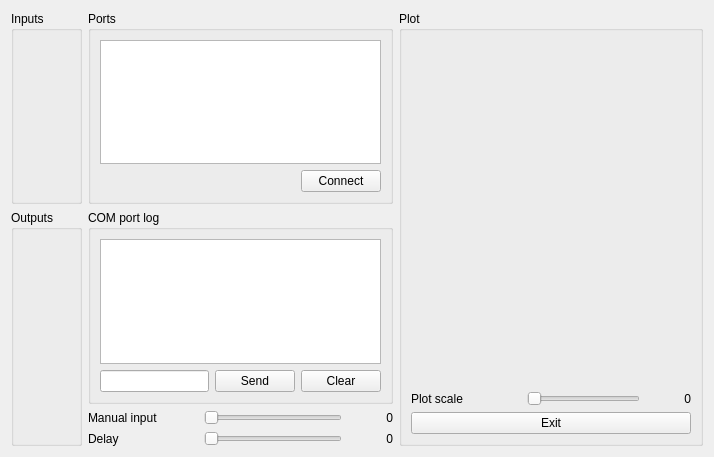
This is Plugins/Views/ExperimentControlView/form.ui in kee-reel/PLAG as Qt 5 draws it before an edit. The edited form follows.
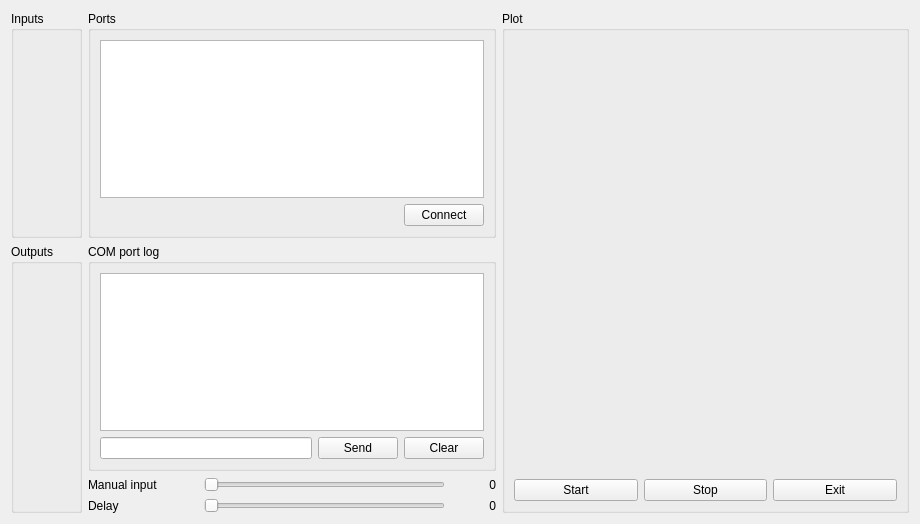
This is the edited form. Custom widgets are drawn as their Qt base class.

Patch:
```diff
--- a/Plugins/Views/ExperimentControlView/form.ui
+++ b/Plugins/Views/ExperimentControlView/form.ui
@@ -6,8 +6,8 @@
    <rect>
     <x>0</x>
     <y>0</y>
-    <width>714</width>
-    <height>457</height>
+    <width>920</width>
+    <height>524</height>
    </rect>
   </property>
   <property name="windowTitle">
@@ -200,7 +200,7 @@
        </property>
        <layout class="QVBoxLayout" name="verticalLayout_4">
         <item>
-         <widget class="QCustomPlot" name="customPlot" native="true">
+         <widget class="QChartView" name="dataChartView" native="true">
           <property name="sizePolicy">
            <sizepolicy hsizetype="Expanding" vsizetype="Expanding">
             <horstretch>0</horstretch>
@@ -210,55 +210,30 @@
          </widget>
         </item>
         <item>
-         <layout class="QHBoxLayout" name="horizontalLayout_6">
+         <layout class="QHBoxLayout" name="horizontalLayout_3">
           <item>
-           <widget class="QLabel" name="label_5">
-            <property name="minimumSize">
-             <size>
-              <width>110</width>
-              <height>0</height>
-             </size>
-            </property>
+           <widget class="QPushButton" name="buttonStart">
             <property name="text">
-             <string>Plot scale</string>
+             <string>Start</string>
             </property>
            </widget>
           </item>
           <item>
-           <widget class="QSlider" name="horizontalPlotScroll">
-            <property name="maximum">
-             <number>100</number>
+           <widget class="QPushButton" name="buttonStop">
+            <property name="text">
+             <string>Stop</string>
             </property>
-            <property name="orientation">
-             <enum>Qt::Horizontal</enum>
-            </property>
            </widget>
           </item>
           <item>
-           <widget class="QLabel" name="label_6">
-            <property name="minimumSize">
-             <size>
-              <width>45</width>
-              <height>0</height>
-             </size>
-            </property>
+           <widget class="QPushButton" name="buttonExit">
             <property name="text">
-             <string>0</string>
-            </property>
-            <property name="alignment">
-             <set>Qt::AlignRight|Qt::AlignTrailing|Qt::AlignVCenter</set>
+             <string>Exit</string>
             </property>
            </widget>
           </item>
          </layout>
         </item>
-        <item>
-         <widget class="QPushButton" name="buttonExit">
-          <property name="text">
-           <string>Exit</string>
-          </property>
-         </widget>
-        </item>
        </layout>
       </widget>
      </item>
@@ -268,9 +243,9 @@
  </widget>
  <customwidgets>
   <customwidget>
-   <class>QCustomPlot</class>
+   <class>QChartView</class>
    <extends>QWidget</extends>
-   <header>qcustomplot.h</header>
+   <header location="global">QtCharts</header>
    <container>1</container>
   </customwidget>
  </customwidgets>
```
